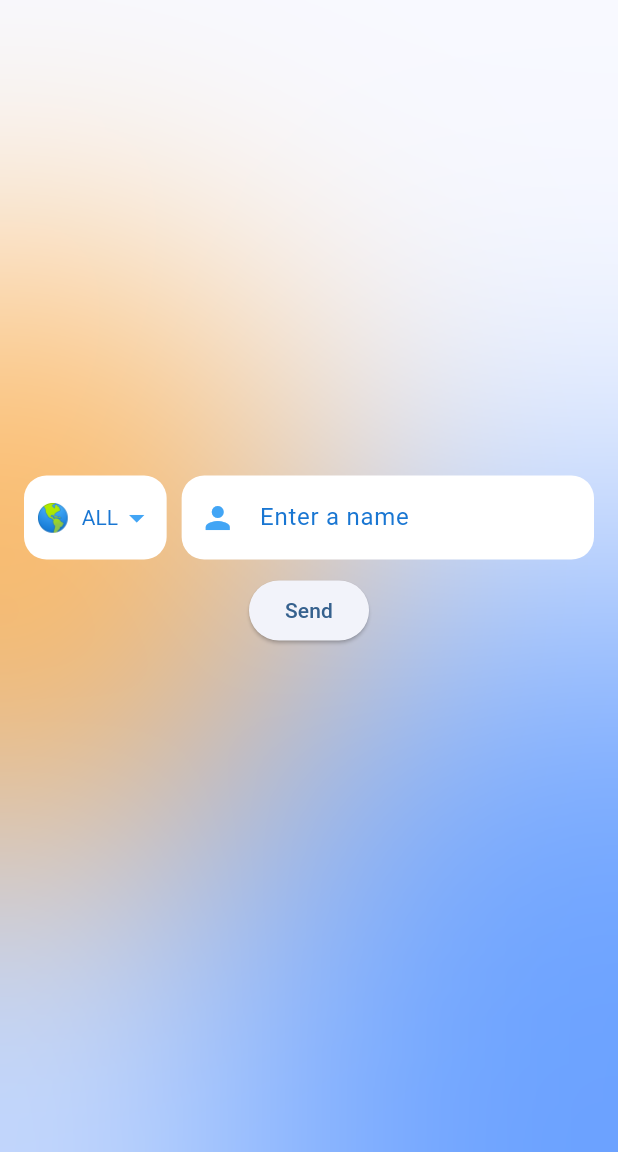
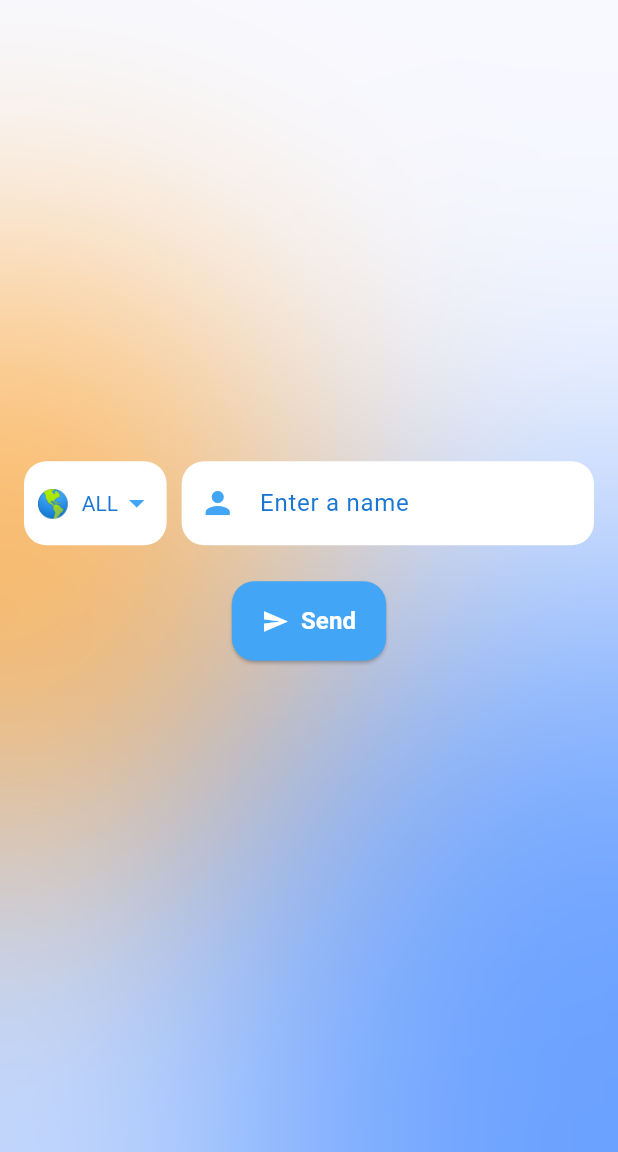
Before and after one commit to DavidKlant/neon_david_cursor, a Flutter app: the screen it shows after launch, on a phone screen of 412 x 824 dp, the part 84-1236 px from its top. Run offline on Flutter 3.47's test engine with Material 3 defaults, Android fonts, the phone set to English and light mode, and no system bars; drawn by our look-alikes of flutter_animate; our stand-ins replace bloc, flutter_bloc.

Commit message:
add cta button

```diff
--- a/lib/pages/homepage.dart
+++ b/lib/pages/homepage.dart
@@ -5,6 +5,7 @@ import 'package:flutter_bloc/flutter_bloc.dart';
 import 'package:neon_david_cursor/blocs/name_age_bloc/name_age_bloc_bloc.dart';
 import 'package:neon_david_cursor/widgets/animations/fade_in_from_bottom.dart';
 import 'package:neon_david_cursor/widgets/bubble_background.dart';
+import 'package:neon_david_cursor/widgets/cta_button.dart';
 import 'package:neon_david_cursor/widgets/name_input_form.dart';
 
 class HomePage extends StatelessWidget {
@@ -42,14 +43,15 @@ class HomePage extends StatelessWidget {
                               textAlign: TextAlign.center,
                             ),
                           ),
-                          const SizedBox(height: 10),
+                          const SizedBox(height: 24),
                           FadeInFromBottom(
                             delayMs: 500,
-                            child: ElevatedButton(
+                            child: CTAButton(
                               onPressed: () {
                                 context.read<NameAgeBloc>().add(ResetEvent());
                               },
-                              child: const Text('Try Again'),
+                              text: 'Try Again',
+                              icon: Icons.refresh,
                             ),
                           ),
                         ],
--- /dev/null
+++ b/lib/widgets/cta_button.dart
@@ -0,0 +1,43 @@
+import 'package:flutter/material.dart';
+
+class CTAButton extends StatelessWidget {
+  final String text;
+  final IconData icon;
+  final VoidCallback onPressed;
+
+  const CTAButton({
+    super.key,
+    required this.text,
+    required this.icon,
+    required this.onPressed,
+  });
+
+  @override
+  Widget build(BuildContext context) {
+    return ElevatedButton(
+      onPressed: onPressed,
+      style: ElevatedButton.styleFrom(
+        backgroundColor: Colors.blue.shade400,
+        foregroundColor: Colors.white,
+        shape: RoundedRectangleBorder(
+          borderRadius: BorderRadius.circular(15),
+        ),
+        padding: const EdgeInsets.symmetric(horizontal: 20, vertical: 15),
+      ),
+      child: Row(
+        mainAxisSize: MainAxisSize.min,
+        children: [
+          Icon(icon, color: Colors.white),
+          const SizedBox(width: 8),
+          Text(
+            text,
+            style: const TextStyle(
+              fontSize: 16,
+              fontWeight: FontWeight.bold,
+            ),
+          ),
+        ],
+      ),
+    );
+  }
+}
--- a/lib/widgets/name_input_form.dart
+++ b/lib/widgets/name_input_form.dart
@@ -4,6 +4,7 @@ import 'package:neon_david_cursor/blocs/name_age_bloc/name_age_bloc_bloc.dart';
 import 'package:neon_david_cursor/blocs/select_country_cubit/select_country_cubit.dart';
 import 'package:neon_david_cursor/widgets/animations/fade_in_from_bottom.dart';
 import 'package:neon_david_cursor/widgets/country_selector.dart';
+import 'package:neon_david_cursor/widgets/cta_button.dart';
 
 class NameInputForm extends StatefulWidget {
   final int delayMs;
@@ -65,10 +66,12 @@ class NameInputFormState extends State<NameInputForm> {
               ],
             ),
           ),
-          const SizedBox(height: 10),
+          const SizedBox(height: 24),
           FadeInFromBottom(
               delayMs: widget.delayMs + 500,
-            child: ElevatedButton(
+              child: CTAButton(
+                  text: 'Send',
+                  icon: Icons.send,
                   onPressed: () {
                     final name = _controller.text.trim();
                     if (name.isNotEmpty) {
@@ -80,10 +83,7 @@ class NameInputFormState extends State<NameInputForm> {
                           .read<NameAgeBloc>()
                           .add(SubmitNameEvent(name, countryCode, countryName));
                     }
-              },
-              child: const Text('Send'),
-            ),
-          ),
+                  })),
         ],
       ),
     );
```
Lines whose indentation alone changed are shown as unchanged.
